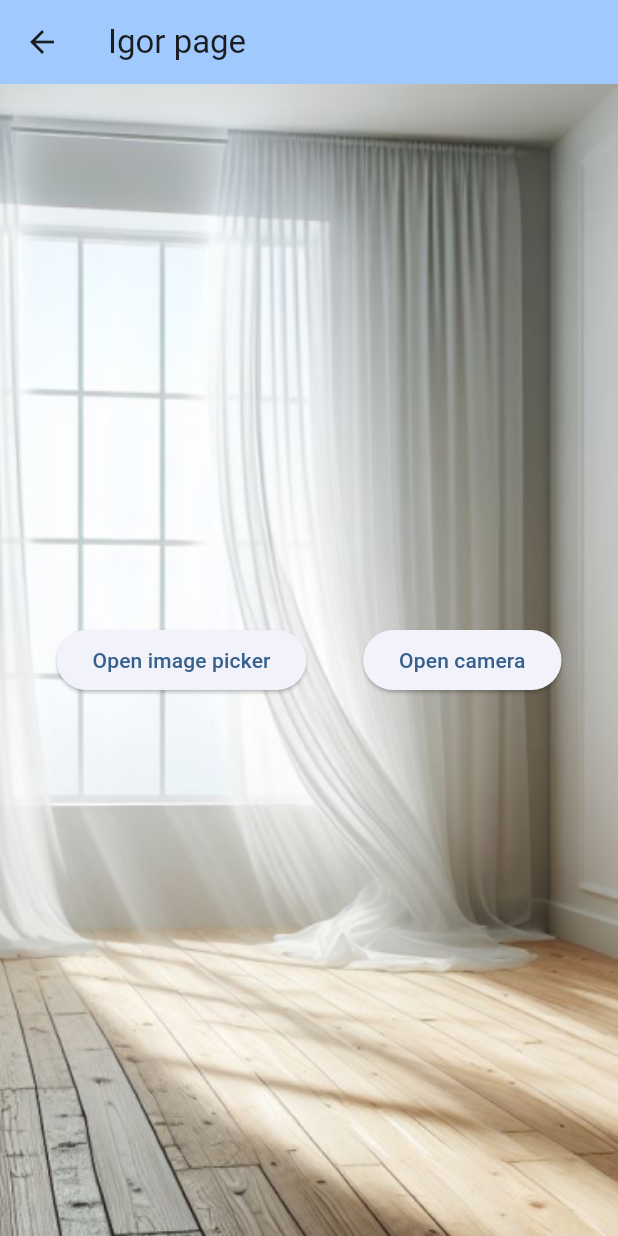
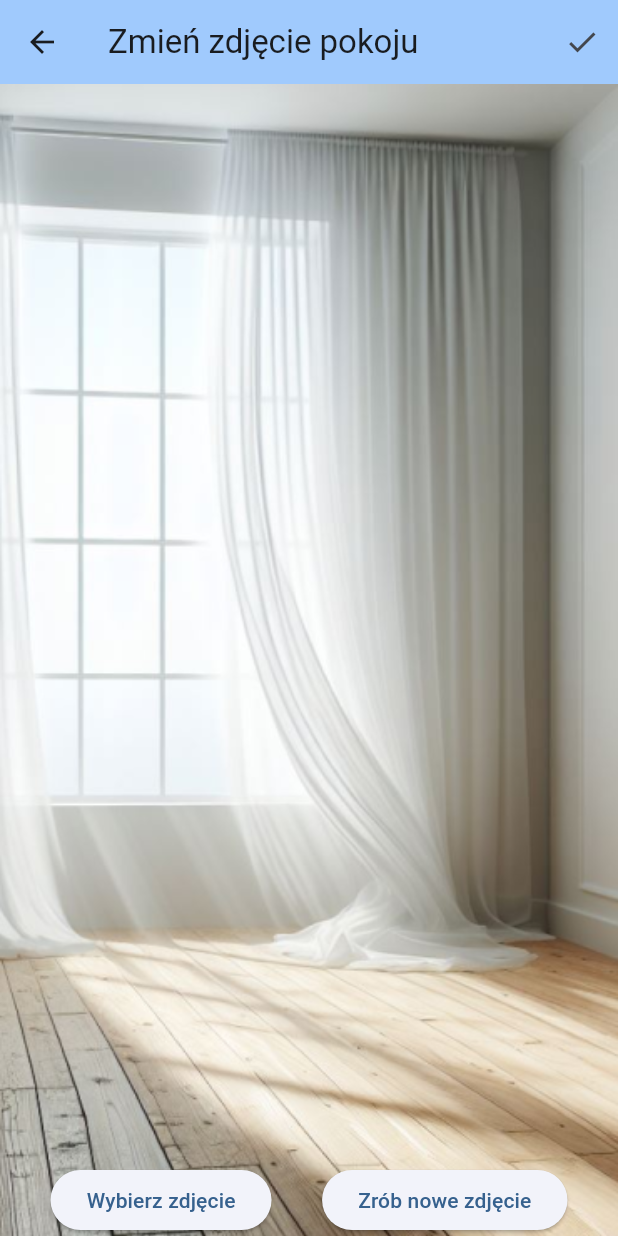
Before and after one commit to kit-jacking/olszewsking, a Flutter app: the IgorPage screen opened by its route, on a phone screen of 412 x 824 dp. Run offline on Flutter 3.47's test engine with Material 3 defaults, Android fonts, the light colour scheme and no system bars; our stand-ins replace camera, flutter_bloc, flutter_svg, fluttertoast, image_picker; missing offline and left inert: model_viewer_plus.

Commit message:
Minor changes to simplify user flow

```diff
--- a/lib/ui/igorPage/igorPage.dart
+++ b/lib/ui/igorPage/igorPage.dart
@@ -24,7 +24,10 @@ class _IgorPageState extends State<IgorPage> {
             .of(context)
             .colorScheme
             .inversePrimary,
-        title: Text(widget.title),
+        title: Text("Zmień zdjęcie pokoju"),
+        actions: [
+          IconButton(onPressed: () {_acceptBackgroundImageChange(context);}, icon: const Icon(Icons.check))
+        ],
       ),
       body: Stack(
         children: [
@@ -36,19 +39,20 @@ class _IgorPageState extends State<IgorPage> {
                     image: backgroundImage == null ? const AssetImage("lib/assets/images/CAMERA-VIEW_wo_icons.jpg") : FileImage(backgroundImage!) as ImageProvider,
                     fit: BoxFit.cover
                 )
+            )
           ),
+          Align(
+            alignment: Alignment.bottomCenter,
             child: Row(
               mainAxisAlignment: MainAxisAlignment.spaceEvenly,
               children: [
-                            ElevatedButton(
-                                onPressed: _getImage, child: Text("Open image picker")),
-                            ElevatedButton(onPressed: () {_openCamera(context);}, child: Text("Open camera"))
+                ElevatedButton(onPressed: _getImage, child: const Text("Wybierz zdjęcie")),
+                ElevatedButton(onPressed: () {_openCamera(context);}, child: const Text("Zrób nowe zdjęcie"))
               ],
             ),
-                    ),
+          )
             ],
           ),
-
     );
   }
 
@@ -68,4 +72,10 @@ class _IgorPageState extends State<IgorPage> {
           .read<RouterBloc>()
           .add(RedirectRouterEvent("/camera"));
   }
+
+  void _acceptBackgroundImageChange(BuildContext context) {
+    context
+        .read<RouterBloc>()
+        .add(RedirectRouterEvent("/julka"));
   }
+}
```
Also changed, not shown: lib/ui/julkaPage/julkaPage.dart (+25 -0 lines). Lines whose indentation alone changed are shown as unchanged.
